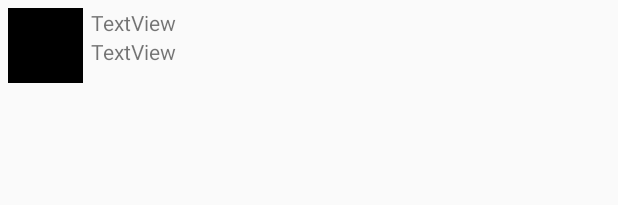
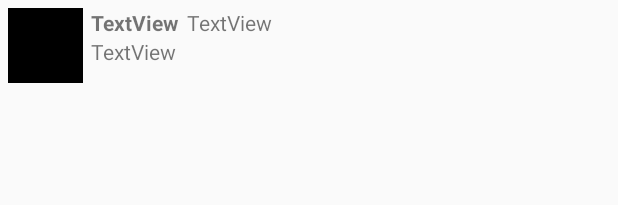
Before and after one commit to monicatang/MySimpleTweets, an Android app: the layout item_tweet.xml on its own in the app's theme, with its tools: preview values and no code run, on a phone screen of 412 x 824 dp. Shown: the top 205 px of the screen. Run offline under Robolectric (Android 15) with nearby library versions, the phone set to English and light mode, and no system bars.

Commit message:
added screen names

```diff
--- a/app/src/main/java/com/codepath/apps/restclienttemplate/TweetAdapter.java
+++ b/app/src/main/java/com/codepath/apps/restclienttemplate/TweetAdapter.java
@@ -48,7 +48,7 @@ public class TweetAdapter extends RecyclerView.Adapter<TweetAdapter.ViewHolder>{
         //populate views
         holder.tvUsername.setText(tweet.user.name);
         holder.tvBody.setText(tweet.body);
-//        holder.tvScreenName.setText(tweet.screen_name);
+        holder.tvScreenName.setText("@" + tweet.user.screenName);
 //        holder.tvRelativeTime.setText(tweet.relative_time);
 
         Glide.with(context).load(tweet.user.profileImageUrl).into(holder.ivProfileImage);
@@ -67,7 +67,7 @@ public class TweetAdapter extends RecyclerView.Adapter<TweetAdapter.ViewHolder>{
         @BindView(R.id.ivProfileImage) ImageView ivProfileImage;
         @BindView(R.id.tvUserName) TextView tvUsername;
         @BindView(R.id.tvBody) TextView tvBody;
-//        @BindView(R.id.tvScreenName) TextView tvScreenName;
+        @BindView(R.id.tvScreenName) TextView tvScreenName;
 //        @BindView(R.id.tvRelativeTime) TextView tvRelativeTime;
 
 
--- a/app/src/main/java/com/codepath/apps/restclienttemplate/models/Tweet.java
+++ b/app/src/main/java/com/codepath/apps/restclienttemplate/models/Tweet.java
@@ -45,7 +45,6 @@ public class Tweet {
         tweet.uid = jsonObject.getLong("id");
         tweet.createdAt = jsonObject.getString("created_at");
         tweet.user = User.fromJSON(jsonObject.getJSONObject("user"));
-//        tweet.screen_name = "@" + jsonObject.getString("screen_name");
 //        tweet.relative_time = tweet.getRelativeTimeAgo(tweet.createdAt);
 
         return tweet;
--- a/app/src/main/res/layout/item_tweet.xml
+++ b/app/src/main/res/layout/item_tweet.xml
@@ -18,8 +18,10 @@
         android:layout_height="wrap_content"
         android:layout_alignParentTop="true"
         android:layout_marginLeft="5dp"
+        android:layout_marginRight="5dp"
         android:layout_toEndOf="@+id/ivProfileImage"
-        android:text="TextView" />
+        android:text="TextView"
+        android:textStyle="bold"/>
 
     <TextView
         android:id="@+id/tvBody"
@@ -31,4 +33,12 @@
         android:layout_toRightOf="@id/ivProfileImage"
         android:text="TextView" />
 
+    <TextView
+        android:id="@+id/tvScreenName"
+        android:layout_width="wrap_content"
+        android:layout_height="wrap_content"
+        android:layout_alignParentTop="true"
+        android:layout_toRightOf="@+id/tvUserName"
+        android:text="TextView" />
+
 </RelativeLayout>
```
